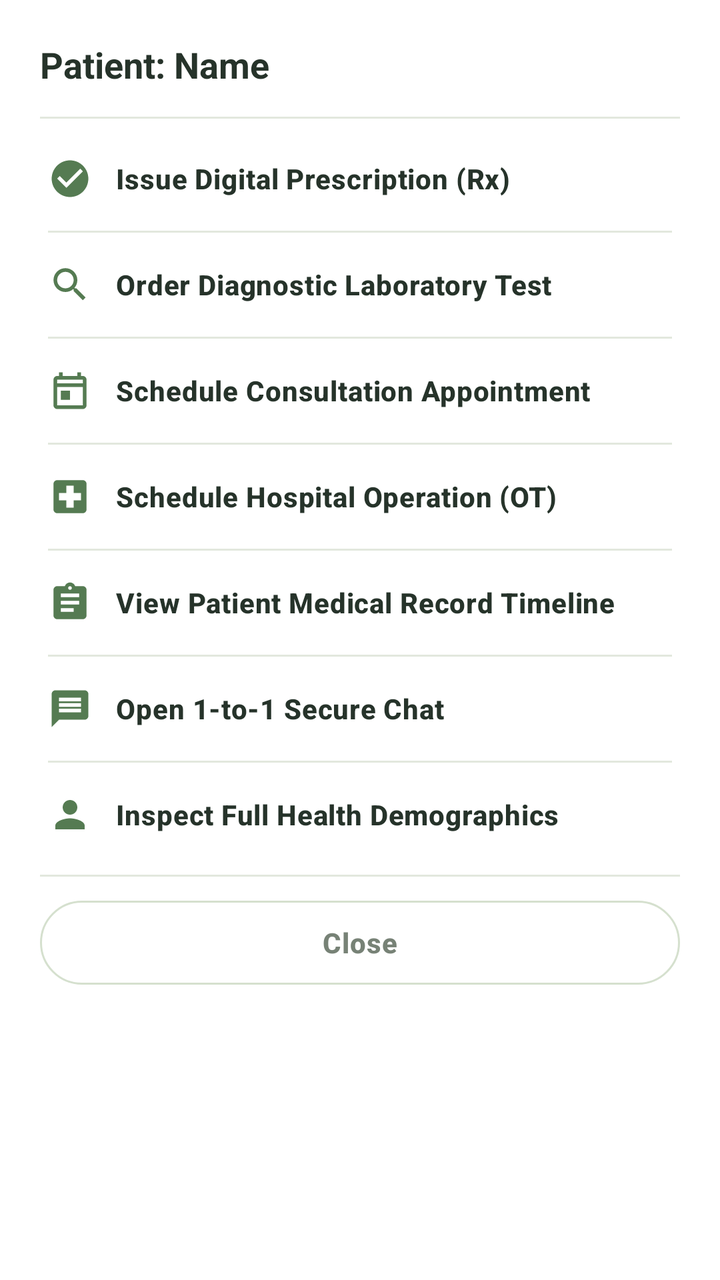
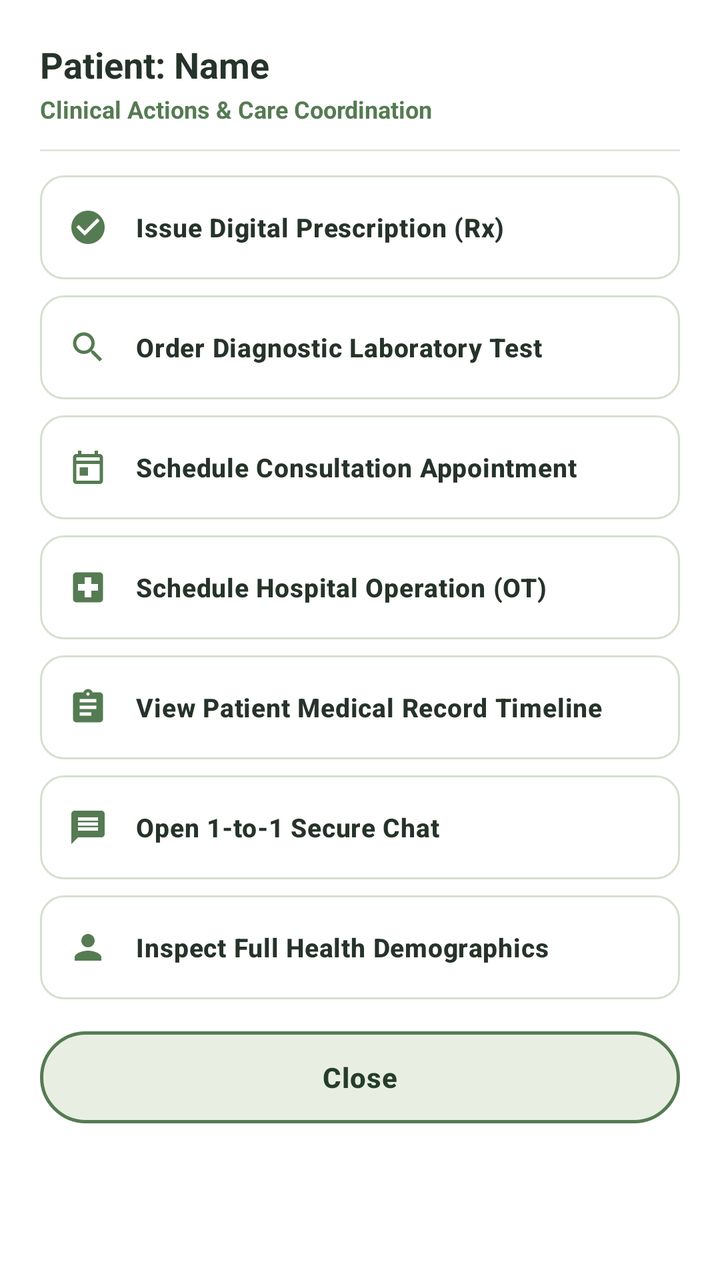

Two renders of the same Android screen: before a commit and after it. Below are the layout's source before the change and the commit's diff.
<!-- AndroidManifest.xml: application theme Theme.AROHI -->
<!-- res/layout/dialog_doctor_patient_actions.xml -->
<?xml version="1.0" encoding="utf-8"?>
<LinearLayout xmlns:android="http://schemas.android.com/apk/res/android"
    xmlns:app="http://schemas.android.com/apk/res-auto"
    android:layout_width="match_parent"
    android:layout_height="wrap_content"
    android:background="@color/surface_card"
    android:orientation="vertical"
    android:paddingHorizontal="20dp"
    android:paddingTop="20dp"
    android:paddingBottom="12dp">

    
    <TextView
        android:id="@+id/tvPatientActionTitle"
        android:layout_width="match_parent"
        android:layout_height="wrap_content"
        android:text="Patient: Name"
        android:textColor="@color/text_primary"
        android:textSize="18sp"
        android:textStyle="bold" />

    <TextView
        android:id="@+id/tvPatientActionSubtitle"
        android:layout_width="match_parent"
        android:layout_height="wrap_content"
        android:layout_marginTop="2dp"
        android:text="Clinical Actions"
        android:textColor="@color/text_secondary"
        android:textSize="12sp"
        android:visibility="gone" />

    <View
        android:layout_width="match_parent"
        android:layout_height="1dp"
        android:layout_marginTop="14dp"
        android:background="@color/divider_color" />

    
    <com.google.android.material.button.MaterialButton
        android:id="@+id/btnActionPrescription"
        style="@style/Widget.Material3.Button.TextButton"
        android:layout_width="match_parent"
        android:layout_height="52dp"
        android:layout_marginTop="4dp"
        android:gravity="start|center_vertical"
        android:insetTop="0dp"
        android:insetBottom="0dp"
        android:paddingHorizontal="4dp"
        android:text="Issue Digital Prescription (Rx)"
        android:textAllCaps="false"
        android:textColor="@color/text_primary"
        android:textSize="14sp"
        app:icon="@drawable/ic_check_circle"
        app:iconGravity="start"
        app:iconPadding="12dp"
        app:iconSize="22dp"
        app:iconTint="@color/primary_moss_green"
        app:rippleColor="@color/pale_mint" />

    <View
        android:layout_width="match_parent"
        android:layout_height="1dp"
        android:layout_marginHorizontal="4dp"
        android:background="@color/divider_color" />

    
    <com.google.android.material.button.MaterialButton
        android:id="@+id/btnActionLabTest"
        style="@style/Widget.Material3.Button.TextButton"
        android:layout_width="match_parent"
        android:layout_height="52dp"
        android:gravity="start|center_vertical"
        android:insetTop="0dp"
        android:insetBottom="0dp"
        android:paddingHorizontal="4dp"
        android:text="Order Diagnostic Laboratory Test"
        android:textAllCaps="false"
        android:textColor="@color/text_primary"
        android:textSize="14sp"
        app:icon="@drawable/ic_search"
        app:iconGravity="start"
        app:iconPadding="12dp"
        app:iconSize="22dp"
        app:iconTint="@color/primary_moss_green"
        app:rippleColor="@color/pale_mint" />

    <View
        android:layout_width="match_parent"
        android:layout_height="1dp"
        android:layout_marginHorizontal="4dp"
        android:background="@color/divider_color" />

    
    <com.google.android.material.button.MaterialButton
        android:id="@+id/btnActionScheduleAppt"
        style="@style/Widget.Material3.Button.TextButton"
        android:layout_width="match_parent"
        android:layout_height="52dp"
        android:gravity="start|center_vertical"
        android:insetTop="0dp"
        android:insetBottom="0dp"
        android:paddingHorizontal="4dp"
        android:text="Schedule Consultation Appointment"
        android:textAllCaps="false"
        android:textColor="@color/text_primary"
        android:textSize="14sp"
        app:icon="@drawable/ic_calendar"
        app:iconGravity="start"
        app:iconPadding="12dp"
        app:iconSize="22dp"
        app:iconTint="@color/primary_moss_green"
        app:rippleColor="@color/pale_mint" />

    <View
        android:layout_width="match_parent"
        android:layout_height="1dp"
        android:layout_marginHorizontal="4dp"
        android:background="@color/divider_color" />

    
    <com.google.android.material.button.MaterialButton
        android:id="@+id/btnActionScheduleOperation"
        style="@style/Widget.Material3.Button.TextButton"
        android:layout_width="match_parent"
        android:layout_height="52dp"
        android:gravity="start|center_vertical"
        android:insetTop="0dp"
        android:insetBottom="0dp"
        android:paddingHorizontal="4dp"
        android:text="Schedule Hospital Operation (OT)"
        android:textAllCaps="false"
        android:textColor="@color/text_primary"
        android:textSize="14sp"
        app:icon="@drawable/ic_emergency_cross"
        app:iconGravity="start"
        app:iconPadding="12dp"
        app:iconSize="22dp"
        app:iconTint="@color/primary_moss_green"
        app:rippleColor="@color/pale_mint" />

    <View
        android:layout_width="match_parent"
        android:layout_height="1dp"
        android:layout_marginHorizontal="4dp"
        android:background="@color/divider_color" />

    
    <com.google.android.material.button.MaterialButton
        android:id="@+id/btnActionMedicalRecord"
        style="@style/Widget.Material3.Button.TextButton"
        android:layout_width="match_parent"
        android:layout_height="52dp"
        android:gravity="start|center_vertical"
        android:insetTop="0dp"
        android:insetBottom="0dp"
        android:paddingHorizontal="4dp"
        android:text="View Patient Medical Record Timeline"
        android:textAllCaps="false"
        android:textColor="@color/text_primary"
        android:textSize="14sp"
        app:icon="@drawable/ic_nav_records"
        app:iconGravity="start"
        app:iconPadding="12dp"
        app:iconSize="22dp"
        app:iconTint="@color/primary_moss_green"
        app:rippleColor="@color/pale_mint" />

    <View
        android:layout_width="match_parent"
        android:layout_height="1dp"
        android:layout_marginHorizontal="4dp"
        android:background="@color/divider_color" />

    
    <com.google.android.material.button.MaterialButton
        android:id="@+id/btnActionSecureChat"
        style="@style/Widget.Material3.Button.TextButton"
        android:layout_width="match_parent"
        android:layout_height="52dp"
        android:gravity="start|center_vertical"
        android:insetTop="0dp"
        android:insetBottom="0dp"
        android:paddingHorizontal="4dp"
        android:text="Open 1-to-1 Secure Chat"
        android:textAllCaps="false"
        android:textColor="@color/text_primary"
        android:textSize="14sp"
        app:icon="@drawable/ic_nav_messages"
        app:iconGravity="start"
        app:iconPadding="12dp"
        app:iconSize="22dp"
        app:iconTint="@color/primary_moss_green"
        app:rippleColor="@color/pale_mint" />

    <View
        android:layout_width="match_parent"
        android:layout_height="1dp"
        android:layout_marginHorizontal="4dp"
        android:background="@color/divider_color" />

    
    <com.google.android.material.button.MaterialButton
        android:id="@+id/btnActionDemographics"
        style="@style/Widget.Material3.Button.TextButton"
        android:layout_width="match_parent"
        android:layout_height="52dp"
        android:gravity="start|center_vertical"
        android:insetTop="0dp"
        android:insetBottom="0dp"
        android:paddingHorizontal="4dp"
        android:text="Inspect Full Health Demographics"
        android:textAllCaps="false"
        android:textColor="@color/text_primary"
        android:textSize="14sp"
        app:icon="@drawable/ic_role_patient"
        app:iconGravity="start"
        app:iconPadding="12dp"
        app:iconSize="22dp"
        app:iconTint="@color/primary_moss_green"
        app:rippleColor="@color/pale_mint" />

    <View
        android:layout_width="match_parent"
        android:layout_height="1dp"
        android:layout_marginTop="4dp"
        android:background="@color/divider_color" />

    
    <com.google.android.material.button.MaterialButton
        android:id="@+id/btnClosePatientActions"
        style="@style/Widget.Material3.Button.OutlinedButton"
        android:layout_width="match_parent"
        android:layout_height="42dp"
        android:layout_marginTop="12dp"
        android:insetTop="0dp"
        android:insetBottom="0dp"
        android:text="Close"
        android:textColor="@color/text_secondary"
        android:textSize="14sp"
        app:strokeColor="@color/border_stroke" />

</LinearLayout>
<!-- resources referenced by this layout -->
<resources>
  <style name="Theme.AROHI" parent="Theme.Material3.Light.NoActionBar">
          
          <item name="colorPrimary">@color/primary_moss_green</item>
          <item name="colorOnPrimary">@color/white</item>
          <item name="colorPrimaryContainer">@color/pale_mint</item>
          <item name="colorOnPrimaryContainer">@color/deep_forest_green</item>
  
          <item name="colorSecondary">@color/secondary_sage</item>
          <item name="colorOnSecondary">@color/white</item>
          <item name="colorSecondaryContainer">@color/soft_sage</item>
          <item name="colorOnSecondaryContainer">@color/deep_forest_green</item>
  
          <item name="colorTertiary">@color/deep_forest_green</item>
          <item name="colorOnTertiary">@color/white</item>
  
          <item name="colorError">@color/status_emergency</item>
          <item name="colorOnError">@color/white</item>
          <item name="colorErrorContainer">@color/status_emergency_bg</item>
          <item name="colorOnErrorContainer">@color/status_emergency</item>
  
          
          <item name="android:windowBackground">@color/warm_ivory</item>
          <item name="android:colorBackground">@color/warm_ivory</item>
          <item name="colorSurface">@color/surface_card</item>
          <item name="colorOnSurface">@color/text_primary</item>
          <item name="colorSurfaceVariant">@color/pale_mint</item>
          <item name="colorOnSurfaceVariant">@color/text_secondary</item>
          <item name="colorOutline">@color/border_stroke</item>
  
          
          <item name="android:statusBarColor">@color/deep_forest_green</item>
          <item name="android:navigationBarColor">@color/warm_ivory</item>
          <item name="android:windowLightStatusBar">false</item>
  
          
          <item name="materialButtonStyle">@style/Widget.AROHI.Button.Primary</item>
          <item name="textInputStyle">@style/Widget.AROHI.TextInputLayout</item>
          <item name="materialCardViewStyle">@style/Widget.AROHI.Card</item>
      </style>
  <!-- unchanged entries left out for length: 29 -->
</resources>

<!-- the commit's change to res/layout/dialog_doctor_patient_actions.xml (unified diff, before → after) -->
@@ -1,242 +1,252 @@
 <?xml version="1.0" encoding="utf-8"?>
-<LinearLayout xmlns:android="http://schemas.android.com/apk/res/android"
+<ScrollView xmlns:android="http://schemas.android.com/apk/res/android"
     xmlns:app="http://schemas.android.com/apk/res-auto"
     android:layout_width="match_parent"
     android:layout_height="wrap_content"
-    android:background="@color/surface_card"
-    android:orientation="vertical"
-    android:paddingHorizontal="20dp"
-    android:paddingTop="20dp"
-    android:paddingBottom="12dp">
-
-    
-    <TextView
-        android:id="@+id/tvPatientActionTitle"
+    android:background="@color/surface_card">
+
+    <LinearLayout
         android:layout_width="match_parent"
         android:layout_height="wrap_content"
-        android:text="Patient: Name"
-        android:textColor="@color/text_primary"
-        android:textSize="18sp"
-        android:textStyle="bold" />
-
-    <TextView
-        android:id="@+id/tvPatientActionSubtitle"
-        android:layout_width="match_parent"
-        android:layout_height="wrap_content"
-        android:layout_marginTop="2dp"
-        android:text="Clinical Actions"
-        android:textColor="@color/text_secondary"
-        android:textSize="12sp"
-        android:visibility="gone" />
-
-    <View
-        android:layout_width="match_parent"
-        android:layout_height="1dp"
-        android:layout_marginTop="14dp"
-        android:background="@color/divider_color" />
-
-    
-    <com.google.android.material.button.MaterialButton
-        android:id="@+id/btnActionPrescription"
-        style="@style/Widget.Material3.Button.TextButton"
-        android:layout_width="match_parent"
-        android:layout_height="52dp"
-        android:layout_marginTop="4dp"
-        android:gravity="start|center_vertical"
-        android:insetTop="0dp"
-        android:insetBottom="0dp"
-        android:paddingHorizontal="4dp"
-        android:text="Issue Digital Prescription (Rx)"
-        android:textAllCaps="false"
-        android:textColor="@color/text_primary"
-        android:textSize="14sp"
-        app:icon="@drawable/ic_check_circle"
-        app:iconGravity="start"
-        app:iconPadding="12dp"
-        app:iconSize="22dp"
-        app:iconTint="@color/primary_moss_green"
-        app:rippleColor="@color/pale_mint" />
-
-    <View
-        android:layout_width="match_parent"
-        android:layout_height="1dp"
-        android:layout_marginHorizontal="4dp"
-        android:background="@color/divider_color" />
-
-    
-    <com.google.android.material.button.MaterialButton
-        android:id="@+id/btnActionLabTest"
-        style="@style/Widget.Material3.Button.TextButton"
-        android:layout_width="match_parent"
-        android:layout_height="52dp"
-        android:gravity="start|center_vertical"
-        android:insetTop="0dp"
-        android:insetBottom="0dp"
-        android:paddingHorizontal="4dp"
-        android:text="Order Diagnostic Laboratory Test"
-        android:textAllCaps="false"
-        android:textColor="@color/text_primary"
-        android:textSize="14sp"
-        app:icon="@drawable/ic_search"
-        app:iconGravity="start"
-        app:iconPadding="12dp"
-        app:iconSize="22dp"
-        app:iconTint="@color/primary_moss_green"
-        app:rippleColor="@color/pale_mint" />
-
-    <View
-        android:layout_width="match_parent"
-        android:layout_height="1dp"
-        android:layout_marginHorizontal="4dp"
-        android:background="@color/divider_color" />
-
-    
-    <com.google.android.material.button.MaterialButton
-        android:id="@+id/btnActionScheduleAppt"
-        style="@style/Widget.Material3.Button.TextButton"
-        android:layout_width="match_parent"
-        android:layout_height="52dp"
-        android:gravity="start|center_vertical"
-        android:insetTop="0dp"
-        android:insetBottom="0dp"
-        android:paddingHorizontal="4dp"
-        android:text="Schedule Consultation Appointment"
-        android:textAllCaps="false"
-        android:textColor="@color/text_primary"
-        android:textSize="14sp"
-        app:icon="@drawable/ic_calendar"
-        app:iconGravity="start"
-        app:iconPadding="12dp"
-        app:iconSize="22dp"
-        app:iconTint="@color/primary_moss_green"
-        app:rippleColor="@color/pale_mint" />
-
-    <View
-        android:layout_width="match_parent"
-        android:layout_height="1dp"
-        android:layout_marginHorizontal="4dp"
-        android:background="@color/divider_color" />
-
-    
-    <com.google.android.material.button.MaterialButton
-        android:id="@+id/btnActionScheduleOperation"
-        style="@style/Widget.Material3.Button.TextButton"
-        android:layout_width="match_parent"
-        android:layout_height="52dp"
-        android:gravity="start|center_vertical"
-        android:insetTop="0dp"
-        android:insetBottom="0dp"
-        android:paddingHorizontal="4dp"
-        android:text="Schedule Hospital Operation (OT)"
-        android:textAllCaps="false"
-        android:textColor="@color/text_primary"
-        android:textSize="14sp"
-        app:icon="@drawable/ic_emergency_cross"
-        app:iconGravity="start"
-        app:iconPadding="12dp"
-        app:iconSize="22dp"
-        app:iconTint="@color/primary_moss_green"
-        app:rippleColor="@color/pale_mint" />
-
-    <View
-        android:layout_width="match_parent"
-        android:layout_height="1dp"
-        android:layout_marginHorizontal="4dp"
-        android:background="@color/divider_color" />
-
-    
-    <com.google.android.material.button.MaterialButton
-        android:id="@+id/btnActionMedicalRecord"
-        style="@style/Widget.Material3.Button.TextButton"
-        android:layout_width="match_parent"
-        android:layout_height="52dp"
-        android:gravity="start|center_vertical"
-        android:insetTop="0dp"
-        android:insetBottom="0dp"
-        android:paddingHorizontal="4dp"
-        android:text="View Patient Medical Record Timeline"
-        android:textAllCaps="false"
-        android:textColor="@color/text_primary"
-        android:textSize="14sp"
-        app:icon="@drawable/ic_nav_records"
-        app:iconGravity="start"
-        app:iconPadding="12dp"
-        app:iconSize="22dp"
-        app:iconTint="@color/primary_moss_green"
-        app:rippleColor="@color/pale_mint" />
-
-    <View
-        android:layout_width="match_parent"
-        android:layout_height="1dp"
-        android:layout_marginHorizontal="4dp"
-        android:background="@color/divider_color" />
-
-    
-    <com.google.android.material.button.MaterialButton
-        android:id="@+id/btnActionSecureChat"
-        style="@style/Widget.Material3.Button.TextButton"
-        android:layout_width="match_parent"
-        android:layout_height="52dp"
-        android:gravity="start|center_vertical"
-        android:insetTop="0dp"
-        android:insetBottom="0dp"
-        android:paddingHorizontal="4dp"
-        android:text="Open 1-to-1 Secure Chat"
-        android:textAllCaps="false"
-        android:textColor="@color/text_primary"
-        android:textSize="14sp"
-        app:icon="@drawable/ic_nav_messages"
-        app:iconGravity="start"
-        app:iconPadding="12dp"
-        app:iconSize="22dp"
-        app:iconTint="@color/primary_moss_green"
-        app:rippleColor="@color/pale_mint" />
-
-    <View
-        android:layout_width="match_parent"
-        android:layout_height="1dp"
-        android:layout_marginHorizontal="4dp"
-        android:background="@color/divider_color" />
-
-    
-    <com.google.android.material.button.MaterialButton
-        android:id="@+id/btnActionDemographics"
-        style="@style/Widget.Material3.Button.TextButton"
-        android:layout_width="match_parent"
-        android:layout_height="52dp"
-        android:gravity="start|center_vertical"
-        android:insetTop="0dp"
-        android:insetBottom="0dp"
-        android:paddingHorizontal="4dp"
-        android:text="Inspect Full Health Demographics"
-        android:textAllCaps="false"
-        android:textColor="@color/text_primary"
-        android:textSize="14sp"
-        app:icon="@drawable/ic_role_patient"
-        app:iconGravity="start"
-        app:iconPadding="12dp"
-        app:iconSize="22dp"
-        app:iconTint="@color/primary_moss_green"
-        app:rippleColor="@color/pale_mint" />
-
-    <View
-        android:layout_width="match_parent"
-        android:layout_height="1dp"
-        android:layout_marginTop="4dp"
-        android:background="@color/divider_color" />
-
-    
-    <com.google.android.material.button.MaterialButton
-        android:id="@+id/btnClosePatientActions"
-        style="@style/Widget.Material3.Button.OutlinedButton"
-        android:layout_width="match_parent"
-        android:layout_height="42dp"
-        android:layout_marginTop="12dp"
-        android:insetTop="0dp"
-        android:insetBottom="0dp"
-        android:text="Close"
-        android:textColor="@color/text_secondary"
-        android:textSize="14sp"
-        app:strokeColor="@color/border_stroke" />
-
-</LinearLayout>
+        android:orientation="vertical"
+        android:paddingHorizontal="20dp"
+        android:paddingTop="20dp"
+        android:paddingBottom="16dp">
+
+        
+        <TextView
+            android:id="@+id/tvPatientActionTitle"
+            android:layout_width="match_parent"
+            android:layout_height="wrap_content"
+            android:text="Patient: Name"
+            android:textColor="@color/text_primary"
+            android:textSize="18sp"
+            android:textStyle="bold" />
+
+        <TextView
+            android:id="@+id/tvPatientActionSubtitle"
+            android:layout_width="match_parent"
+            android:layout_height="wrap_content"
+            android:layout_marginTop="2dp"
+            android:text="Clinical Actions &amp; Care Coordination"
+            android:textColor="@color/primary_moss_green"
+            android:textSize="12sp"
+            android:textStyle="bold" />
+
+        <View
+            android:layout_width="match_parent"
+            android:layout_height="1dp"
+            android:layout_marginTop="12dp"
+            android:layout_marginBottom="6dp"
+            android:background="@color/divider_color" />
+
+        
+        <com.google.android.material.button.MaterialButton
+            android:id="@+id/btnActionPrescription"
+            style="@style/Widget.Material3.Button.OutlinedButton"
+            android:layout_width="match_parent"
+            android:layout_height="52dp"
+            android:layout_marginTop="6dp"
+            android:gravity="start|center_vertical"
+            android:insetTop="0dp"
+            android:insetBottom="0dp"
+            android:paddingHorizontal="14dp"
+            android:text="Issue Digital Prescription (Rx)"
+            android:textAllCaps="false"
+            android:textColor="@color/text_primary"
+            android:textSize="13sp"
+            android:textStyle="bold"
+            app:backgroundTint="@color/surface_card"
+            app:cornerRadius="12dp"
+            app:icon="@drawable/ic_check_circle"
+            app:iconGravity="start"
+            app:iconPadding="14dp"
+            app:iconSize="20dp"
+            app:iconTint="@color/primary_moss_green"
+            app:rippleColor="@color/pale_mint"
+            app:strokeColor="@color/border_stroke"
+            app:strokeWidth="1dp" />
+
+        
+        <com.google.android.material.button.MaterialButton
+            android:id="@+id/btnActionLabTest"
+            style="@style/Widget.Material3.Button.OutlinedButton"
+            android:layout_width="match_parent"
+            android:layout_height="52dp"
+            android:layout_marginTop="8dp"
+            android:gravity="start|center_vertical"
+            android:insetTop="0dp"
+            android:insetBottom="0dp"
+            android:paddingHorizontal="14dp"
+            android:text="Order Diagnostic Laboratory Test"
+            android:textAllCaps="false"
+            android:textColor="@color/text_primary"
+            android:textSize="13sp"
+            android:textStyle="bold"
+            app:backgroundTint="@color/surface_card"
+            app:cornerRadius="12dp"
+            app:icon="@drawable/ic_search"
+            app:iconGravity="start"
+            app:iconPadding="14dp"
+            app:iconSize="20dp"
+            app:iconTint="@color/primary_moss_green"
+            app:rippleColor="@color/pale_mint"
+            app:strokeColor="@color/border_stroke"
+            app:strokeWidth="1dp" />
+
+        
+        <com.google.android.material.button.MaterialButton
+            android:id="@+id/btnActionScheduleAppt"
+            style="@style/Widget.Material3.Button.OutlinedButton"
+            android:layout_width="match_parent"
+            android:layout_height="52dp"
+            android:layout_marginTop="8dp"
+            android:gravity="start|center_vertical"
+            android:insetTop="0dp"
+            android:insetBottom="0dp"
+            android:paddingHorizontal="14dp"
+            android:text="Schedule Consultation Appointment"
+            android:textAllCaps="false"
+            android:textColor="@color/text_primary"
+            android:textSize="13sp"
+            android:textStyle="bold"
+            app:backgroundTint="@color/surface_card"
+            app:cornerRadius="12dp"
+            app:icon="@drawable/ic_calendar"
+            app:iconGravity="start"
+            app:iconPadding="14dp"
+            app:iconSize="20dp"
+            app:iconTint="@color/primary_moss_green"
+            app:rippleColor="@color/pale_mint"
+            app:strokeColor="@color/border_stroke"
+            app:strokeWidth="1dp" />
+
+        
+        <com.google.android.material.button.MaterialButton
+            android:id="@+id/btnActionScheduleOperation"
+            style="@style/Widget.Material3.Button.OutlinedButton"
+            android:layout_width="match_parent"
+            android:layout_height="52dp"
+            android:layout_marginTop="8dp"
+            android:gravity="start|center_vertical"
+            android:insetTop="0dp"
+            android:insetBottom="0dp"
+            android:paddingHorizontal="14dp"
+            android:text="Schedule Hospital Operation (OT)"
+            android:textAllCaps="false"
+            android:textColor="@color/text_primary"
+            android:textSize="13sp"
+            android:textStyle="bold"
+            app:backgroundTint="@color/surface_card"
+            app:cornerRadius="12dp"
+            app:icon="@drawable/ic_emergency_cross"
+            app:iconGravity="start"
+            app:iconPadding="14dp"
+            app:iconSize="20dp"
+            app:iconTint="@color/primary_moss_green"
+            app:rippleColor="@color/pale_mint"
+            app:strokeColor="@color/border_stroke"
+            app:strokeWidth="1dp" />
+
+        
+        <com.google.android.material.button.MaterialButton
+            android:id="@+id/btnActionMedicalRecord"
+            style="@style/Widget.Material3.Button.OutlinedButton"
+            android:layout_width="match_parent"
+            android:layout_height="52dp"
+            android:layout_marginTop="8dp"
+            android:gravity="start|center_vertical"
+            android:insetTop="0dp"
+            android:insetBottom="0dp"
+            android:paddingHorizontal="14dp"
+            android:text="View Patient Medical Record Timeline"
+            android:textAllCaps="false"
+            android:textColor="@color/text_primary"
+            android:textSize="13sp"
+            android:textStyle="bold"
+            app:backgroundTint="@color/surface_card"
+            app:cornerRadius="12dp"
+            app:icon="@drawable/ic_nav_records"
+            app:iconGravity="start"
+            app:iconPadding="14dp"
+            app:iconSize="20dp"
+            app:iconTint="@color/primary_moss_green"
+            app:rippleColor="@color/pale_mint"
+            app:strokeColor="@color/border_stroke"
+            app:strokeWidth="1dp" />
+
+        
+        <com.google.android.material.button.MaterialButton
+            android:id="@+id/btnActionSecureChat"
+            style="@style/Widget.Material3.Button.OutlinedButton"
+            android:layout_width="match_parent"
+            android:layout_height="52dp"
+            android:layout_marginTop="8dp"
+            android:gravity="start|center_vertical"
+            android:insetTop="0dp"
+            android:insetBottom="0dp"
+            android:paddingHorizontal="14dp"
+            android:text="Open 1-to-1 Secure Chat"
+            android:textAllCaps="false"
+            android:textColor="@color/text_primary"
+            android:textSize="13sp"
+            android:textStyle="bold"
+            app:backgroundTint="@color/surface_card"
+            app:cornerRadius="12dp"
+            app:icon="@drawable/ic_nav_messages"
+            app:iconGravity="start"
+            app:iconPadding="14dp"
+            app:iconSize="20dp"
+            app:iconTint="@color/primary_moss_green"
+            app:rippleColor="@color/pale_mint"
+            app:strokeColor="@color/border_stroke"
+            app:strokeWidth="1dp" />
+
+        
+        <com.google.android.material.button.MaterialButton
+            android:id="@+id/btnActionDemographics"
+            style="@style/Widget.Material3.Button.OutlinedButton"
+            android:layout_width="match_parent"
+            android:layout_height="52dp"
+            android:layout_marginTop="8dp"
+            android:gravity="start|center_vertical"
+            android:insetTop="0dp"
+            android:insetBottom="0dp"
+            android:paddingHorizontal="14dp"
+            android:text="Inspect Full Health Demographics"
+            android:textAllCaps="false"
+            android:textColor="@color/text_primary"
+            android:textSize="13sp"
+            android:textStyle="bold"
+            app:backgroundTint="@color/surface_card"
+            app:cornerRadius="12dp"
+            app:icon="@drawable/ic_role_patient"
+            app:iconGravity="start"
+            app:iconPadding="14dp"
+            app:iconSize="20dp"
+            app:iconTint="@color/primary_moss_green"
+            app:rippleColor="@color/pale_mint"
+            app:strokeColor="@color/border_stroke"
+            app:strokeWidth="1dp" />
+
+        
+        <com.google.android.material.button.MaterialButton
+            android:id="@+id/btnClosePatientActions"
+            style="@style/Widget.Material3.Button"
+            android:layout_width="match_parent"
+            android:layout_height="46dp"
+            android:layout_marginTop="16dp"
+            android:insetTop="0dp"
+            android:insetBottom="0dp"
+            android:text="Close"
+            android:textAllCaps="false"
+            android:textColor="@color/deep_forest_green"
+            android:textSize="14sp"
+            android:textStyle="bold"
+            app:backgroundTint="@color/pale_mint"
+            app:cornerRadius="23dp"
+            app:strokeColor="@color/primary_moss_green"
+            app:strokeWidth="1.5dp" />
+
+    </LinearLayout>
+</ScrollView>
<!-- resource entries referenced after the edit -->
@@ -38,6 +38,39 @@
           <item name="materialButtonStyle">@style/Widget.AROHI.Button.Primary</item>
           <item name="textInputStyle">@style/Widget.AROHI.TextInputLayout</item>
           <item name="materialCardViewStyle">@style/Widget.AROHI.Card</item>
+          <item name="materialAlertDialogTheme">@style/ThemeOverlay.AROHI.MaterialAlertDialog</item>
+          <item name="alertDialogTheme">@style/ThemeOverlay.AROHI.MaterialAlertDialog</item>
+      </style>
+  <style name="ThemeOverlay.AROHI.MaterialAlertDialog" parent="ThemeOverlay.Material3.MaterialAlertDialog">
+          <item name="buttonBarPositiveButtonStyle">@style/Widget.AROHI.Dialog.Button.Positive</item>
+          <item name="buttonBarNegativeButtonStyle">@style/Widget.AROHI.Dialog.Button.Negative</item>
+          <item name="buttonBarNeutralButtonStyle">@style/Widget.AROHI.Dialog.Button.Negative</item>
+          <item name="shapeAppearanceOverlay">@style/ShapeAppearance.AROHI.Dialog</item>
+      </style>
+  <style name="Widget.AROHI.Dialog.Button.Positive" parent="Widget.Material3.Button">
+          <item name="android:textColor">@color/white</item>
+          <item name="android:textSize">13sp</item>
+          <item name="android:textStyle">bold</item>
+          <item name="android:minHeight">38dp</item>
+          <item name="android:insetTop">0dp</item>
+          <item name="android:insetBottom">0dp</item>
+          <item name="backgroundTint">@color/primary_moss_green</item>
+          <item name="cornerRadius">19dp</item>
+      </style>
+  <style name="Widget.AROHI.Dialog.Button.Negative" parent="Widget.Material3.Button.OutlinedButton">
+          <item name="android:textColor">@color/deep_forest_green</item>
+          <item name="android:textSize">13sp</item>
+          <item name="android:textStyle">bold</item>
+          <item name="android:minHeight">38dp</item>
+          <item name="android:insetTop">0dp</item>
+          <item name="android:insetBottom">0dp</item>
+          <item name="backgroundTint">@color/surface_card</item>
+          <item name="strokeColor">@color/border_stroke</item>
+          <item name="strokeWidth">1dp</item>
+          <item name="cornerRadius">19dp</item>
+      </style>
+  <style name="ShapeAppearance.AROHI.Dialog" parent="ShapeAppearance.Material3.Corner.Medium">
+          <item name="cornerSize">16dp</item>
       </style>
   <!-- unchanged entries left out for length: 29 -->
 </resources>
